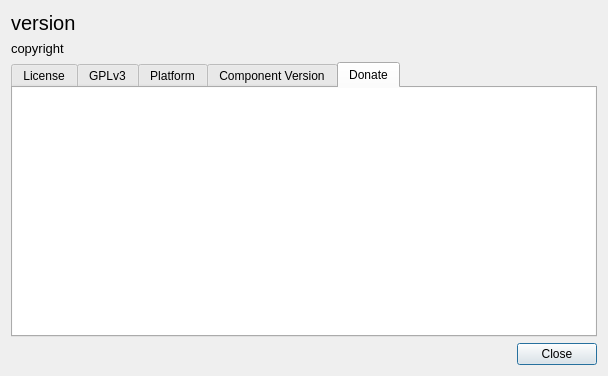
Qt form src/aboutdialog.ui (ambiesoft/SceneExplorer) before a commit.
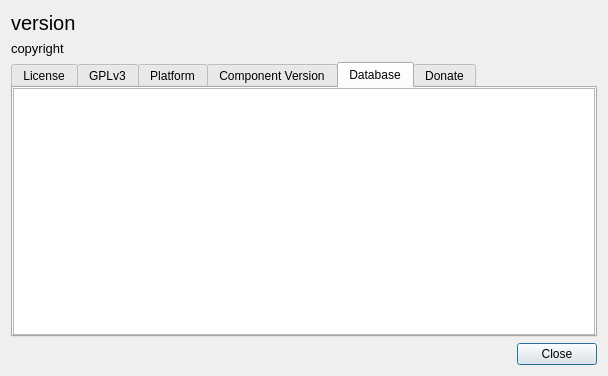
The same form after that commit.

Commit message: add 'database' to about dialog add fps sort

Diff of the .ui file:
```diff
--- a/src/aboutdialog.ui
+++ b/src/aboutdialog.ui
@@ -168,6 +168,31 @@
        </item>
       </layout>
      </widget>
+     <widget class="QWidget" name="tabDatabase">
+      <attribute name="title">
+       <string>Database</string>
+      </attribute>
+      <layout class="QVBoxLayout" name="verticalLayout_7">
+       <property name="spacing">
+        <number>0</number>
+       </property>
+       <property name="leftMargin">
+        <number>0</number>
+       </property>
+       <property name="topMargin">
+        <number>0</number>
+       </property>
+       <property name="rightMargin">
+        <number>0</number>
+       </property>
+       <property name="bottomMargin">
+        <number>0</number>
+       </property>
+       <item>
+        <widget class="QTextBrowser" name="tbDatabase"/>
+       </item>
+      </layout>
+     </widget>
      <widget class="QWidget" name="tabDonate">
       <attribute name="title">
        <string>Donate</string>
```
The commit also changes 12 other files.
